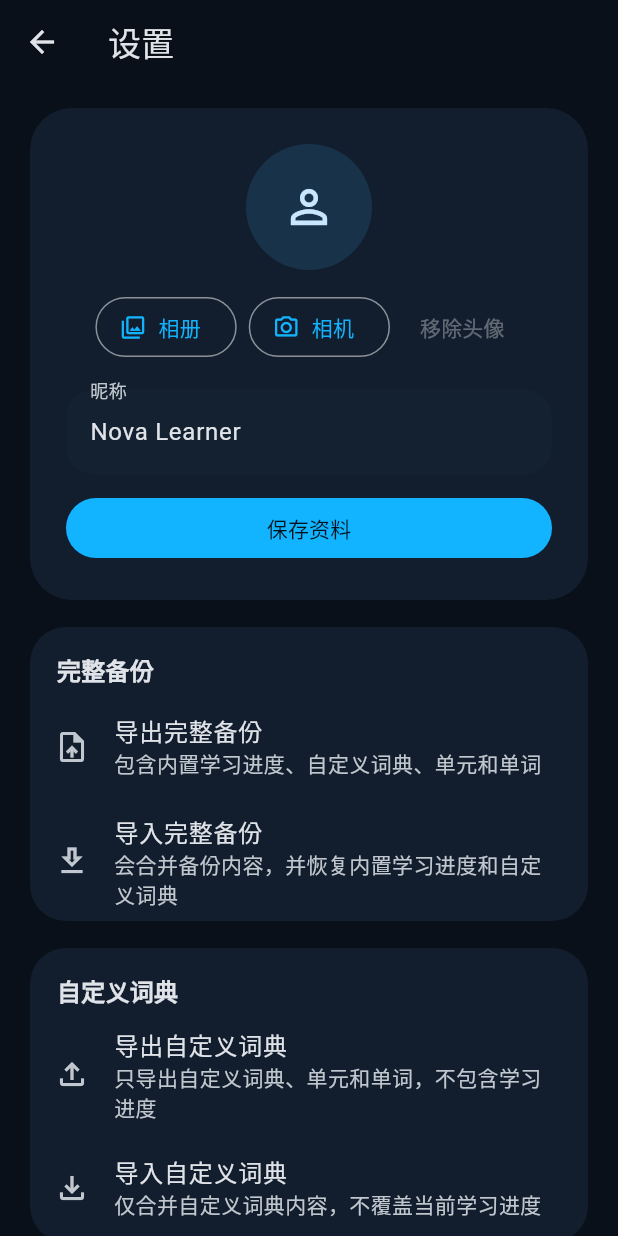
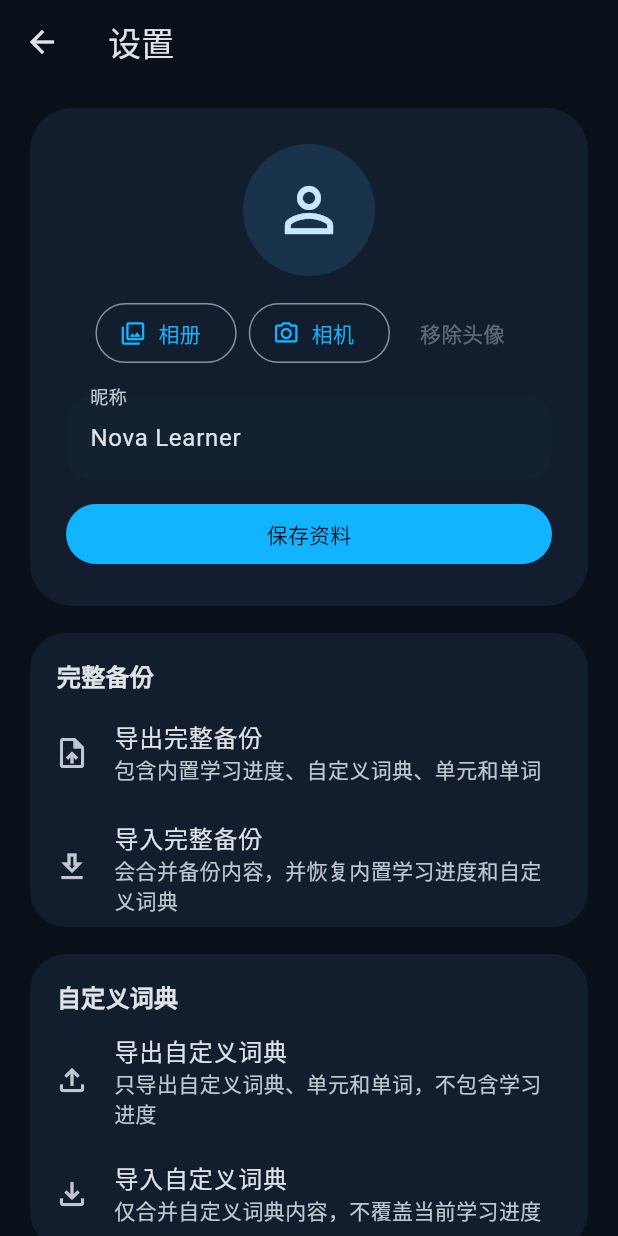
Before and after one commit to ERGO-V/Nova_English, a Flutter app: the SettingsScreen screen opened directly, after a tap on "相册", on a phone screen of 412 x 824 dp. Run offline on Flutter 3.47's test engine with Material 3 defaults, Android fonts, the phone set to English and light mode, and no system bars; our stand-ins replace file_picker, image_cropper, image_picker, sqflite, sqflite_common_ffi_web; missing offline and left inert: universal_html; accounts and stored records are empty.

Commit message:
添加了部分过渡动画 优化了显示性能 添加了头像裁切功能 解决了一些已知问题

```diff
--- a/lib/src/app.dart
+++ b/lib/src/app.dart
@@ -15,9 +15,11 @@ class NovaEnglishApp extends StatelessWidget {
         return MaterialApp(
           title: 'NovaEnglish',
           debugShowCheckedModeBanner: false,
-          theme: buildNovaTheme(Brightness.light),
-          darkTheme: buildNovaTheme(Brightness.dark),
+          theme: novaLightTheme,
+          darkTheme: novaDarkTheme,
           themeMode: controller.themeMode,
+          themeAnimationDuration: const Duration(milliseconds: 300),
+          themeAnimationCurve: Curves.easeInOutCubic,
           builder: (context, child) {
             return Stack(
               children: [
--- a/lib/src/screens/settings_screen.dart
+++ b/lib/src/screens/settings_screen.dart
@@ -47,11 +47,11 @@ class _SettingsScreenState extends State<SettingsScreen> {
             child: Column(
               children: [
                 CircleAvatar(
-                  radius: 42,
+                  radius: 44,
                   backgroundImage: controller.avatarProvider(),
                   backgroundColor: palette.avatarBackground,
                   child: controller.avatarProvider() == null
-                      ? const Icon(Icons.person_outline, size: 36)
+                      ? const Icon(Icons.person_outline, size: 48)
                       : null,
                 ),
                 const SizedBox(height: 14),
@@ -62,13 +62,13 @@ class _SettingsScreenState extends State<SettingsScreen> {
                   children: [
                     OutlinedButton.icon(
                       onPressed: () =>
-                          controller.pickAvatar(ImageSource.gallery),
+                          controller.pickAvatar(context, ImageSource.gallery),
                       icon: const Icon(Icons.photo_library_outlined),
                       label: const Text('相册'),
                     ),
                     OutlinedButton.icon(
                       onPressed: () =>
-                          controller.pickAvatar(ImageSource.camera),
+                          controller.pickAvatar(context, ImageSource.camera),
                       icon: const Icon(Icons.photo_camera_outlined),
                       label: const Text('相机'),
                     ),
--- a/lib/src/services/nova_controller.dart
+++ b/lib/src/services/nova_controller.dart
@@ -1,7 +1,8 @@
 import 'dart:convert';
-import 'dart:typed_data';
 
+import 'package:flutter/foundation.dart';
 import 'package:flutter/material.dart';
+import 'package:image_cropper/image_cropper.dart';
 import 'package:image_picker/image_picker.dart';
 
 import '../models/entities.dart';
@@ -107,17 +108,62 @@ class NovaController extends ChangeNotifier {
     notifyListeners();
   }
 
-  Future<void> pickAvatar(ImageSource source) async {
+  Future<void> pickAvatar(BuildContext context, ImageSource source) async {
     final file = await _imagePicker.pickImage(
       source: source,
       imageQuality: 82,
       maxWidth: 1024,
     );
+
     if (file == null) {
       return;
     }
-    final bytes = await file.readAsBytes();
-    final mime = _guessMimeType(file.name);
+
+    if (!context.mounted) return;
+
+    final croppedFile = await ImageCropper().cropImage(
+      sourcePath: file.path,
+      aspectRatio: const CropAspectRatio(ratioX: 1, ratioY: 1),
+      uiSettings: [
+        AndroidUiSettings(
+          toolbarTitle: '调整头像',
+          toolbarColor: const Color(0xFF121E2D),
+          toolbarWidgetColor: Colors.white,
+          initAspectRatio: CropAspectRatioPreset.square,
+          lockAspectRatio: true,
+          hideBottomControls: true,
+        ),
+        IOSUiSettings(
+          title: '调整头像',
+          doneButtonTitle: '确定',
+          cancelButtonTitle: '取消',
+          aspectRatioLockEnabled: true,
+          resetAspectRatioEnabled: false,
+        ),
+        WebUiSettings(
+          context: context,
+          presentStyle: WebPresentStyle.dialog,
+          size: const CropperSize(
+            width: 480,
+            height: 480,
+          ),
+          translations: const WebTranslations(
+            title: '调整头像',
+            cancelButton: '取消',
+            cropButton: '确定',
+            rotateLeftTooltip: '向左旋转',
+            rotateRightTooltip: '向右旋转',
+          ),
+        ),
+      ],
+    );
+
+    if (croppedFile == null) {
+      return;
+    }
+
+    final bytes = await croppedFile.readAsBytes();
+    final mime = _guessMimeType(croppedFile.path.isEmpty ? file.name : croppedFile.path);
     final dataUrl = 'data:$mime;base64,${base64Encode(bytes)}';
     profile = profile.copyWith(avatarPath: dataUrl);
     await repository.saveProfile(profile);
--- a/lib/src/theme/nova_theme.dart
+++ b/lib/src/theme/nova_theme.dart
@@ -103,6 +103,9 @@ class NovaColors extends ThemeExtension<NovaColors> {
   }
 }
 
+final ThemeData novaLightTheme = buildNovaTheme(Brightness.light);
+final ThemeData novaDarkTheme = buildNovaTheme(Brightness.dark);
+
 ThemeData buildNovaTheme(Brightness brightness) {
   final isDark = brightness == Brightness.dark;
   final palette = isDark ? NovaColors.dark : NovaColors.light;
--- a/pubspec.yaml
+++ b/pubspec.yaml
@@ -18,6 +18,7 @@ dependencies:
   file_picker: ^10.3.3
   universal_html: ^2.2.4
   cupertino_icons: ^1.0.8
+  image_cropper: ^12.2.1
 
 dev_dependencies:
   flutter_test:
```
Also changed, not shown: lib/src/screens/study_session_screen.dart (+79 -10 lines), lib/src/screens/study_tab.dart (+6 -6 lines), test_web_ui.dart (added, +16 -0 lines), pubspec.lock, 4 other files.
